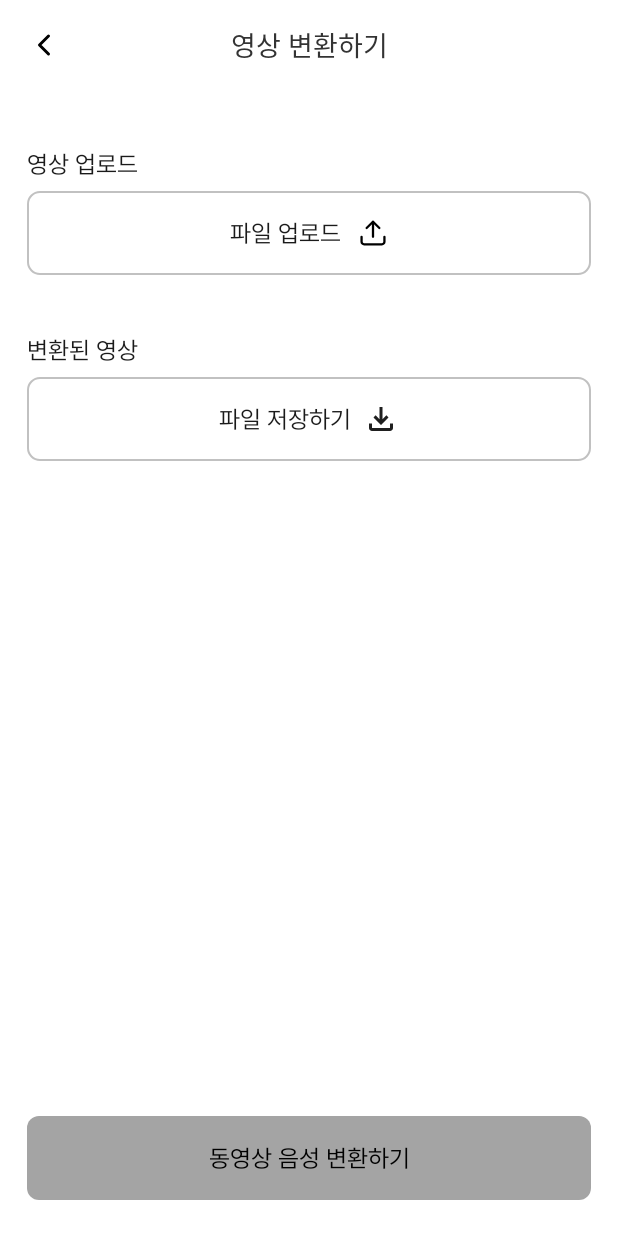
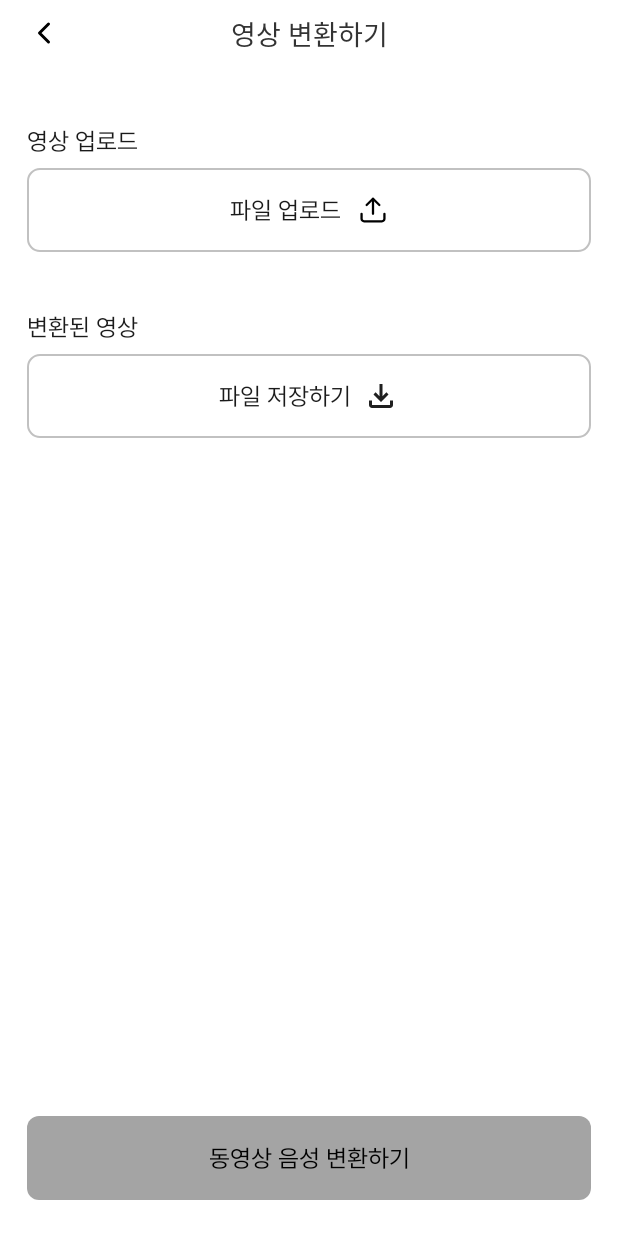
Before and after one commit to Conan-Capstone-design/Android, an Android app: the VideoActivity screen opened directly, with no data from a screen before it, on a phone screen of 412 x 824 dp. Run offline under Robolectric (Android 15) with nearby library versions, the phone set to English and light mode, and no system bars.

Commit message:
fix: video화면 ui 수정#11

```diff
--- a/app/src/main/res/layout/activity_video.xml
+++ b/app/src/main/res/layout/activity_video.xml
@@ -8,7 +8,7 @@
     <androidx.appcompat.widget.Toolbar
         android:id="@+id/Video_toolbar"
         android:layout_width="match_parent"
-        android:layout_height="59dp"
+        android:layout_height="44dp"
         android:minHeight="?attr/actionBarSize"
         android:theme="?attr/actionBarTheme"
         app:layout_constraintTop_toTopOf="parent"
```
